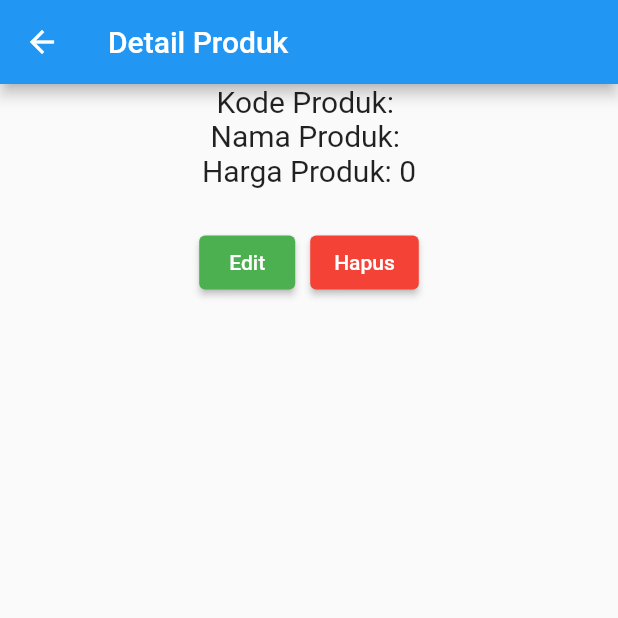
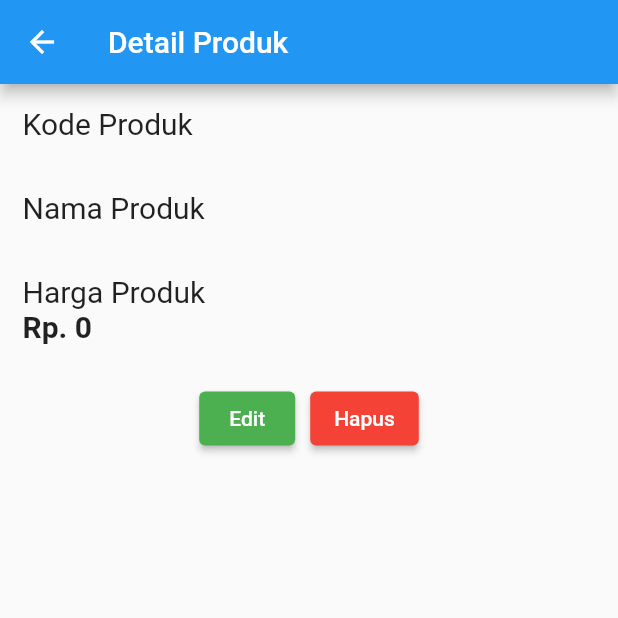
Before and after one commit to chandra-bachtiar/toko_kita, a Flutter app: the ProdukDetail screen opened directly with empty values, on a phone screen of 412 x 824 dp, the top half of it. Run offline on Flutter 3.47's test engine with Material 2 defaults, Android fonts, the phone set to English and light mode, and no system bars; our stand-ins replace shared_preferences; accounts and stored records are empty.

Commit message:
Refactor UI layout and add currency formatting function

```diff
--- a/lib/ui/produk_detail.dart
+++ b/lib/ui/produk_detail.dart
@@ -20,26 +20,96 @@ class _ProdukDetailState extends State<ProdukDetail> {
       ),
       body: Center(
         child: Expanded(
+          child: Padding(
+            padding: const EdgeInsets.all(15),
             child: Column(
               children: [
-              Text(
-                "Kode Produk: ${widget.produk.kodeProduk}",
-                style: const TextStyle(fontSize: 20.0),
+                const Align(
+                  alignment: Alignment.centerLeft,
+                  child: Text(
+                    "Kode Produk",
+                    style: TextStyle(fontSize: 20.0),
                   ),
-              Text(
-                "Nama Produk: ${widget.produk.namaProduk}",
-                style: const TextStyle(fontSize: 20.0),
                 ),
-              Text(
-                "Harga Produk: ${widget.produk.harga}",
-                style: const TextStyle(fontSize: 20.0),
+                Align(
+                  alignment: Alignment.centerLeft,
+                  child: Text(
+                    widget.produk.kodeProduk,
+                    style: const TextStyle(
+                      fontSize: 20.0,
+                      fontWeight: FontWeight.bold,
+                    ),
+                  ),
+                ),
+                const SizedBox(height: 10),
+                const Align(
+                  alignment: Alignment.centerLeft,
+                  child: Text(
+                    "Nama Produk",
+                    style: TextStyle(fontSize: 20.0),
+                  ),
+                ),
+                Align(
+                  alignment: Alignment.centerLeft,
+                  child: Text(
+                    widget.produk.namaProduk,
+                    style: const TextStyle(
+                      fontSize: 20.0,
+                      fontWeight: FontWeight.bold,
+                    ),
+                  ),
+                ),
+                const SizedBox(height: 10),
+                const Align(
+                  alignment: Alignment.centerLeft,
+                  child: Text(
+                    "Harga Produk",
+                    style: TextStyle(fontSize: 20.0),
+                  ),
+                ),
+                Align(
+                  alignment: Alignment.centerLeft,
+                  child: Text(
+                    formatRupiah(widget.produk.harga),
+                    style: const TextStyle(
+                      fontSize: 20.0,
+                      fontWeight: FontWeight.bold,
+                    ),
+                  ),
                 ),
                 SizedBox(height: 100, child: _tombolHapusEdit()),
               ],
             ),
           ),
         ),
+      ),
     );
+  }
+
+  String formatRupiah(int amount) {
+    // Ubah angka menjadi string dan reverse agar mudah dimasukkan separator
+    String amountString = amount.toString().split('').reversed.join();
+
+    // Buat variabel untuk menampung hasil format
+    String formattedAmount = '';
+
+    // Lakukan iterasi terhadap string angka yang sudah direverse
+    for (int i = 0; i < amountString.length; i++) {
+      // Tambahkan separator setiap 3 digit
+      if (i % 3 == 0 && i != 0) {
+        formattedAmount += '.';
+      }
+      // Tambahkan digit angka
+      formattedAmount += amountString[i];
+    }
+
+    // Balik kembali string agar urutan digit benar
+    formattedAmount = formattedAmount.split('').reversed.join();
+
+    // Tambahkan prefix 'Rp. ' sebelum angka
+    formattedAmount = 'Rp. $formattedAmount';
+
+    return formattedAmount;
   }
 
   Widget _tombolHapusEdit() {
```
Lines whose indentation alone changed are shown as unchanged.
